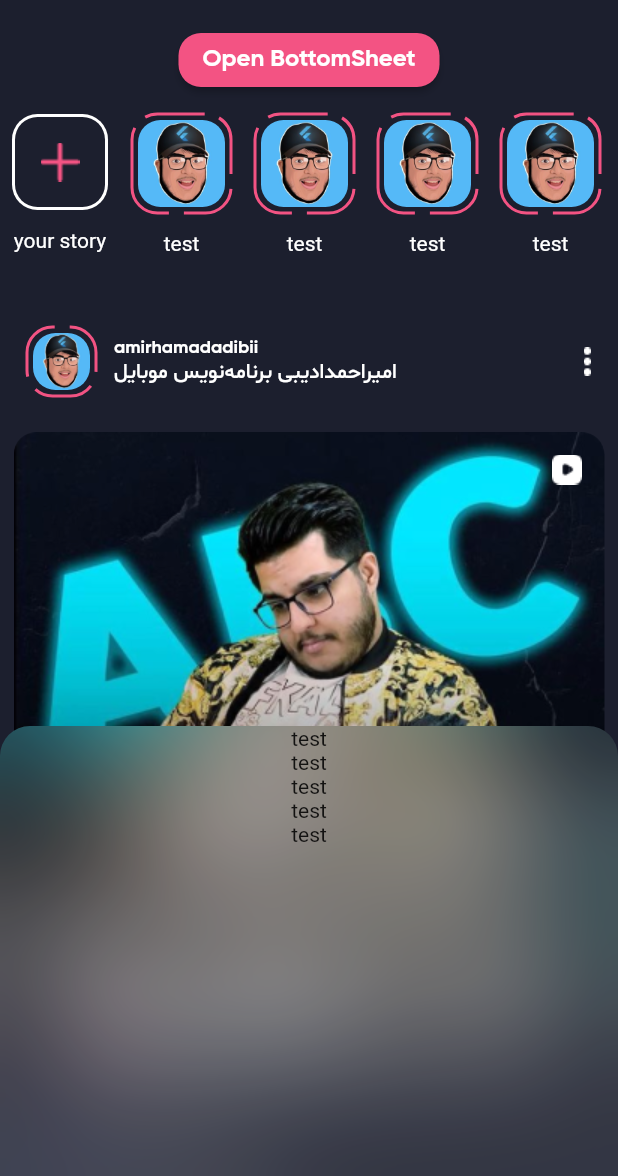
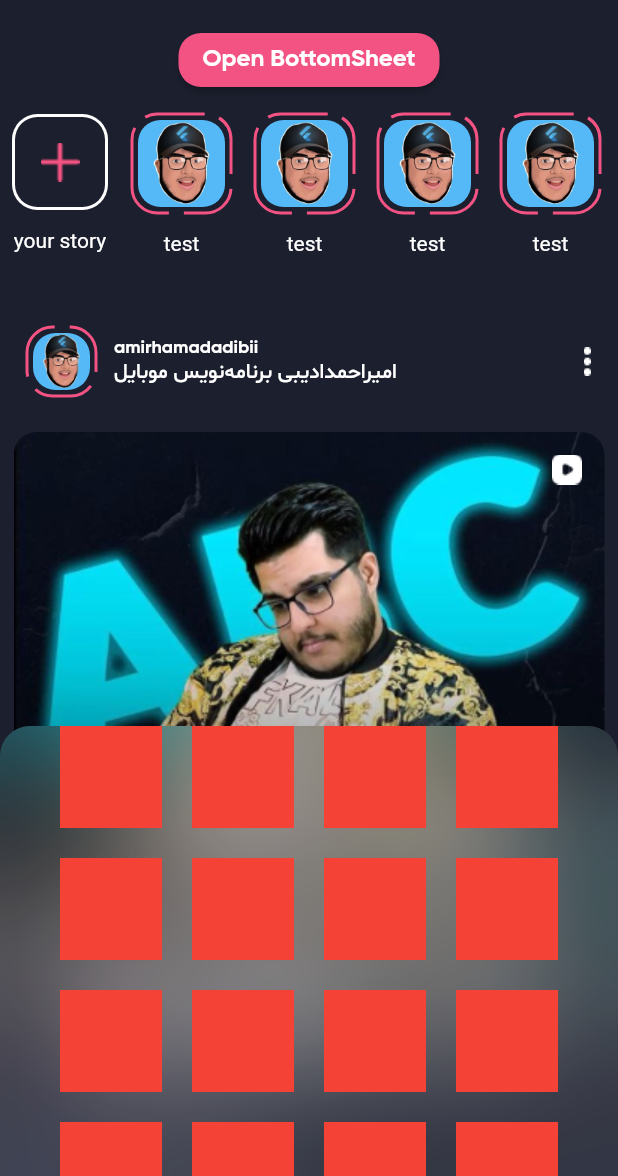
Before and after one commit to amirahmadadibi/instagram_clone, a Flutter app: the screen it shows after launch, after a tap on "Open BottomSheet", on a phone screen of 412 x 824 dp, the part 60-1236 px from its top. Run offline on Flutter 3.47's test engine with Material 2 defaults, Android fonts, the phone set to English and light mode, and no system bars; drawn by our look-alikes of dotted_border.

Commit message:
week11 E32 make gridview

```diff
--- a/lib/screens/share_bottomsheet.dart
+++ b/lib/screens/share_bottomsheet.dart
@@ -14,18 +14,26 @@ class ShareBottomSheet extends StatelessWidget {
         filter: ImageFilter.blur(sigmaX: 40.0, sigmaY: 40.0),
         child: Container(
           color: Color.fromRGBO(255, 255, 255, 0.09),
+          padding: EdgeInsets.symmetric(horizontal: 40),
           height: 300,
-          child: Column(
-            children: [
-              Text('test'),
-              Text('test'),
-              Text('test'),
-              Text('test'),
-              Text('test'),
-            ],
-          ),
+          child: _getContent(),
         ),
       ),
     );
   }
+
+  Widget _getContent() {
+    return GridView.builder(
+        itemCount: 30,
+        gridDelegate: SliverGridDelegateWithFixedCrossAxisCount(
+          crossAxisSpacing: 20,
+          mainAxisSpacing: 20,
+          crossAxisCount: 4,
+        ),
+        itemBuilder: (BuildContext context, index) {
+          return Container(
+            color: Colors.red,
+          );
+        });
+  }
 }
```
